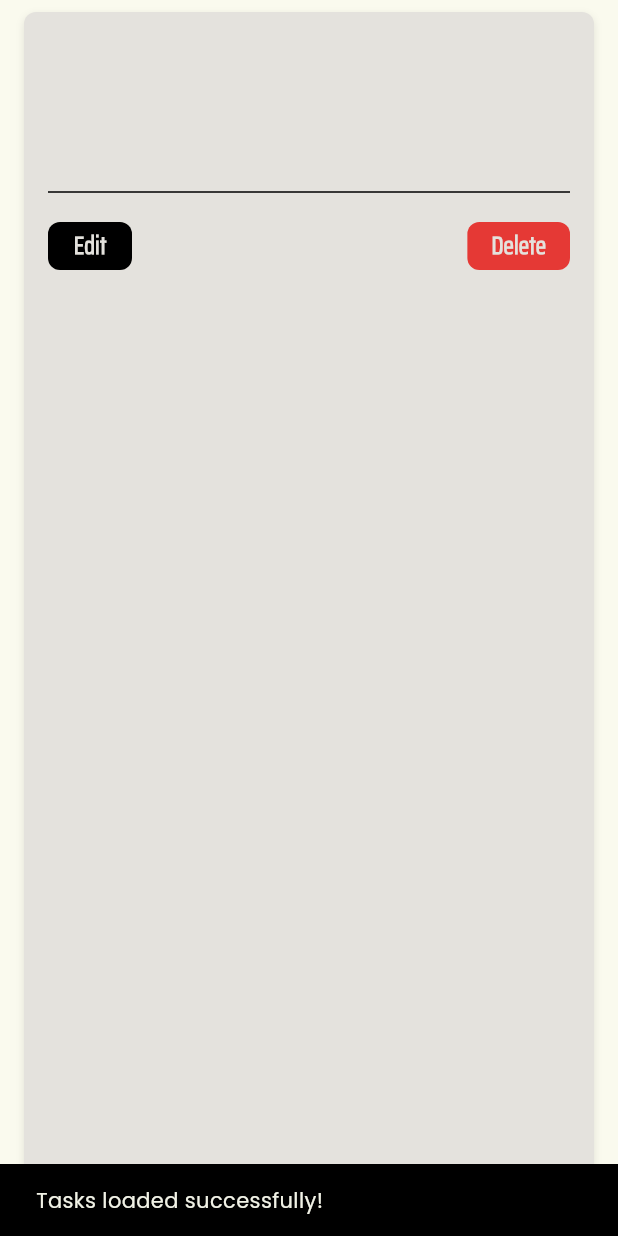
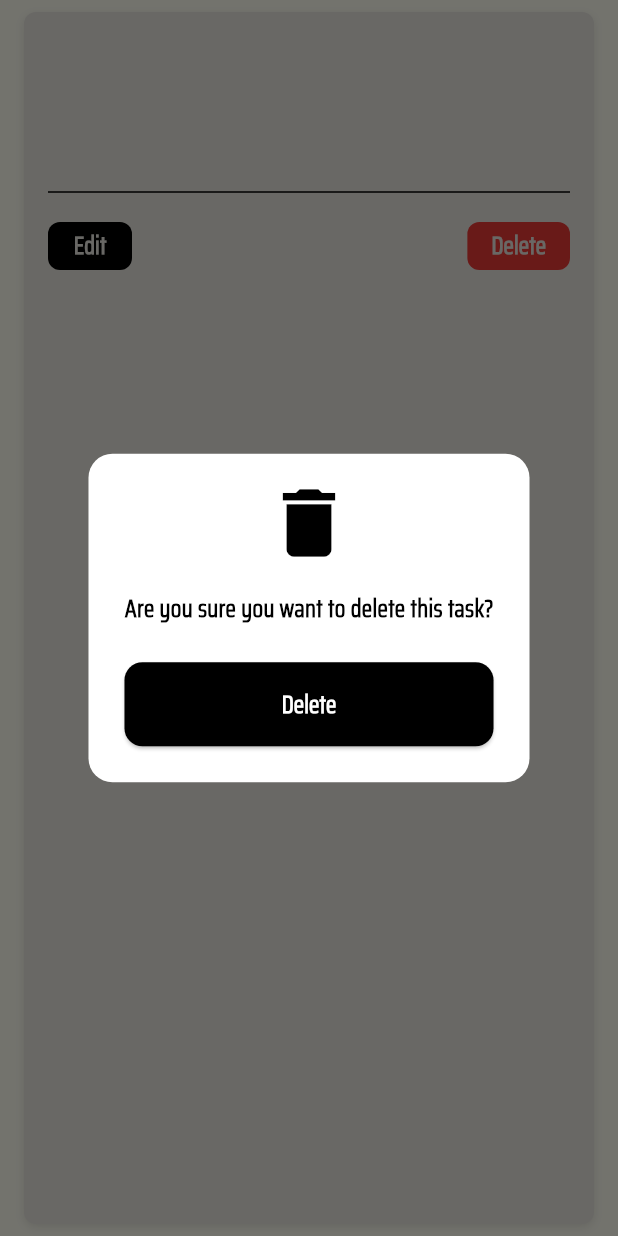
Before and after one commit to Karam-Salama/task_manager_app, a Flutter app: the CustomTaskItemWidget widget shown alone on an empty page, opened directly with empty values, after a tap on "Delete", on a phone screen of 412 x 824 dp. Run offline on Flutter 3.47's test engine with Material 3 defaults, Android fonts, the phone set to English and light mode, and no system bars; our stand-ins replace flutter_bloc, sqflite; accounts and stored records are empty.

Commit message:
show dialog before delete

```diff
--- a/lib/core/utils/app_strings.dart
+++ b/lib/core/utils/app_strings.dart
@@ -24,4 +24,9 @@ abstract class AppStrings {
   static const String taskTime = "Task Time";
 
   static const String addTask = "Add Task";
+
+  static const String deleteTask = 'Are you sure you want to delete this task?';
+  static const String delete = 'Delete';
+
+  static const String edit = 'Edit';
 }
--- /dev/null
+++ b/lib/core/widgets/custom_dialog_widget.dart
@@ -0,0 +1,57 @@
+import 'package:flutter/material.dart';
+
+import '../utils/app_colors.dart';
+import '../utils/app_text_styles.dart';
+import 'custom_btn.dart';
+
+class CustomDialog extends StatelessWidget {
+  final IconData? icon;
+  final String message;
+  final String textButton;
+  final VoidCallback? onpressed;
+
+  const CustomDialog({
+    super.key,
+    required this.message,
+    this.icon,
+    required this.textButton,
+    required this.onpressed,
+  });
+
+  @override
+  Widget build(BuildContext context) {
+    return AlertDialog(
+      shape: RoundedRectangleBorder(
+        borderRadius: BorderRadius.circular(16),
+      ),
+      backgroundColor: Colors.white,
+      content: Column(
+        mainAxisSize: MainAxisSize.min,
+        children: [
+          Icon(
+            icon,
+            color: AppColors.primaryColor,
+            size: 60,
+          ),
+          const SizedBox(height: 16),
+          Text(
+            message,
+            style: AppTextStyle.pacifico700style23Black.copyWith(
+              fontSize: 16,
+            ),
+            textAlign: TextAlign.center,
+          ),
+          const SizedBox(height: 24),
+          CustomButton(
+            style: AppTextStyle.pacifico700style23Black
+                .copyWith(fontSize: 16, color: AppColors.whiteColor),
+            mainAxisAlignment: MainAxisAlignment.center,
+            text: textButton,
+            backGroundColor: AppColors.primaryColor,
+            onPressed: onpressed!,
+          ),
+        ],
+      ),
+    );
+  }
+}
--- a/lib/modules/home/ui/widgets/custom_task_item_widget.dart
+++ b/lib/modules/home/ui/widgets/custom_task_item_widget.dart
@@ -1,11 +1,12 @@
 import 'package:flutter/material.dart';
 import 'package:flutter_bloc/flutter_bloc.dart';
+import 'package:todo_list_app/core/utils/app_strings.dart';
 
 import '../../../../core/utils/app_colors.dart';
 import '../../../../core/utils/app_text_styles.dart';
+import '../../../../core/widgets/custom_dialog_widget.dart';
 import '../../../add_item/ui/cubit/tasks_cubit.dart';
 import '../../../add_item/ui/cubit/tasks_state.dart';
-import '../../../add_item/ui/screens/add_item_screen.dart';
 
 class CustomTaskItemWidget extends StatelessWidget {
   const CustomTaskItemWidget({
@@ -124,7 +125,7 @@ class CustomTaskItemWidget extends StatelessWidget {
                       visualDensity: VisualDensity.compact,
                     ),
                     child: Text(
-                      'Edit',
+                      AppStrings.edit,
                       style: AppTextStyle.pacifico700style23Black.copyWith(
                         color: AppColors.backgroundColor,
                         fontSize: 16,
@@ -133,7 +134,18 @@ class CustomTaskItemWidget extends StatelessWidget {
                   ),
                   TextButton(
                     onPressed: () {
-                      tasksCubit.deleteTask(id);
+                      showDialog(
+                        context: context,
+                        builder: (context) => CustomDialog(
+                          message: AppStrings.deleteTask,
+                          icon: Icons.delete,
+                          textButton: AppStrings.delete,
+                          onpressed: () {
+                            Navigator.of(context).pop();
+                            tasksCubit.deleteTask(id);
+                          },
+                        ),
+                      );
                     },
                     style: ButtonStyle(
                       backgroundColor: WidgetStateProperty.all<Color>(
@@ -151,7 +163,7 @@ class CustomTaskItemWidget extends StatelessWidget {
                       visualDensity: VisualDensity.compact,
                     ),
                     child: Text(
-                      'Delete',
+                      AppStrings.delete,
                       style: AppTextStyle.pacifico700style23Black.copyWith(
                         color: AppColors.backgroundColor,
                         fontSize: 16,
--- a/lib/modules/home/ui/widgets/home_screen_body.dart
+++ b/lib/modules/home/ui/widgets/home_screen_body.dart
@@ -1,7 +1,6 @@
 import 'package:flutter/material.dart';
 import 'package:flutter_bloc/flutter_bloc.dart';
 import 'package:todo_list_app/modules/add_item/ui/cubit/tasks_state.dart';
-import '../../../../core/utils/app_colors.dart';
 import '../../../add_item/ui/cubit/tasks_cubit.dart';
 import 'custom_task_item_widget.dart';
 
@@ -14,12 +13,6 @@ class HomeScreenBody extends StatelessWidget {
       body: BlocConsumer<TasksCubit, TasksStates>(
         listener: (context, state) {
           if (state is DisplayTasksSuccessState) {
-            ScaffoldMessenger.of(context).showSnackBar(
-              const SnackBar(
-                content: Text('Tasks loaded successfully!'),
-                backgroundColor: AppColors.primaryColor,
-              ),
-            );
           } else if (state is DisplayTasksErrorState) {
             ScaffoldMessenger.of(context).showSnackBar(
               SnackBar(
```
